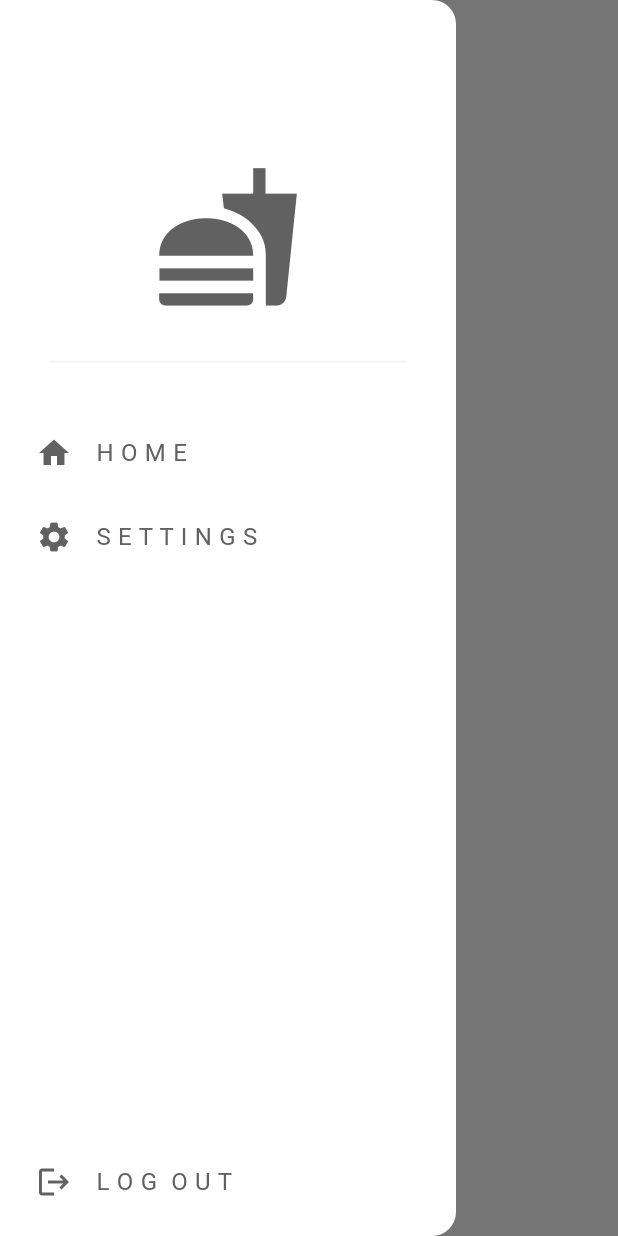
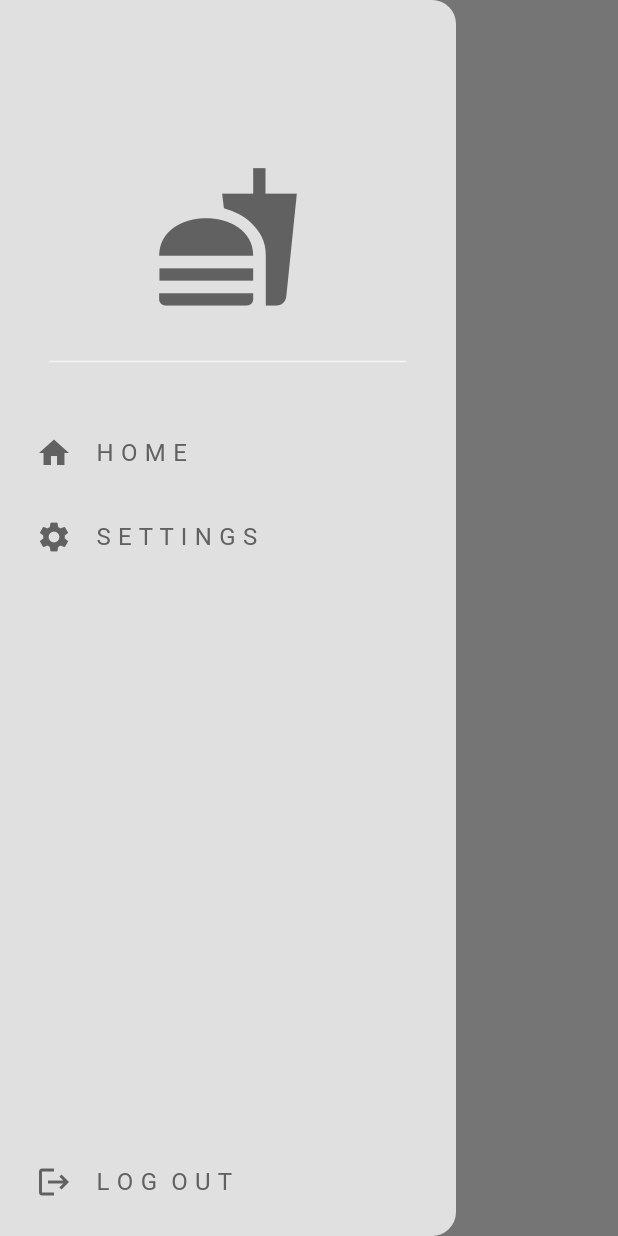
Before and after one commit to jithinbhaskar11/food_delivery_app, a Flutter app: the HomePage screen opened directly, with the side drawer open, on a phone screen of 412 x 824 dp. Run offline on Flutter 3.47's test engine with Material 3 defaults, Android fonts, the phone set to English and light mode, and no system bars.

Commit message:
dark mode button implemented

```diff
--- a/lib/components/my_drawer.dart
+++ b/lib/components/my_drawer.dart
@@ -1,5 +1,6 @@
 import 'package:flutter/material.dart';
 import 'package:food_delivery_app/components/my_drawer_tile.dart';
+import 'package:food_delivery_app/view/settings_page.dart';
 
 class MyDrawer extends StatelessWidget {
   const MyDrawer({super.key});
@@ -7,6 +8,7 @@ class MyDrawer extends StatelessWidget {
   @override
   Widget build(BuildContext context) {
     return Drawer(
+      backgroundColor: Theme.of(context).colorScheme.background,
       child: Padding(
         padding: const EdgeInsets.all(8.0),
         child: Column(
@@ -24,7 +26,9 @@ class MyDrawer extends StatelessWidget {
             MyDrawerTile(text: 'H O M E', icon: Icons.home, onTap: (){
               Navigator.pop(context);
             }),
-            MyDrawerTile(text: 'S E T T I N G S', icon: Icons.settings, onTap: (){}),
+            MyDrawerTile(text: 'S E T T I N G S', icon: Icons.settings, onTap: (){
+              Navigator.push(context, MaterialPageRoute(builder: (context)=>SettingsPage()));
+            }),
             Spacer(),
             MyDrawerTile(text: 'L O G  O U T', icon: Icons.logout, onTap: (){})
           ],
--- a/lib/themes/dark_mode.dart
+++ b/lib/themes/dark_mode.dart
@@ -1,11 +1,11 @@
 import 'package:flutter/material.dart';
 
 ThemeData darkMode=ThemeData(
-    colorScheme: ColorScheme.light(
-        background: Colors.black26,
-        primary: Colors.black45,
-        secondary: Colors.black12,
-        tertiary: Colors.black,
-        inversePrimary: Colors.black87
+    colorScheme: ColorScheme.dark(
+        background: Color.fromARGB(255, 20, 20, 20),
+        primary: Color.fromARGB(255, 122, 122, 122),
+        secondary: Color.fromARGB(255, 30, 30, 30),
+        tertiary: Color.fromARGB(255, 47, 47, 47),
+        inversePrimary: Colors.grey.shade300
     )
 );
```
Also changed, not shown: lib/view/settings_page.dart (added, +36 -0 lines).
